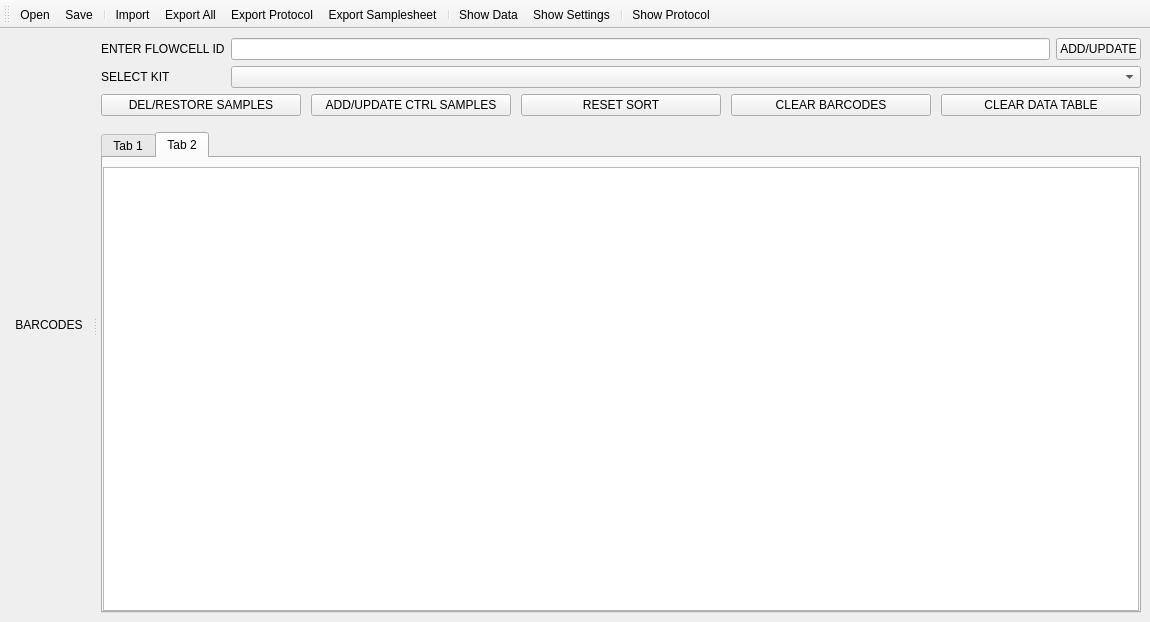
The window that ui/mw.ui (Clinical-Genomics-Umea/nanosamples) describes before a commit, drawn with Qt 5.
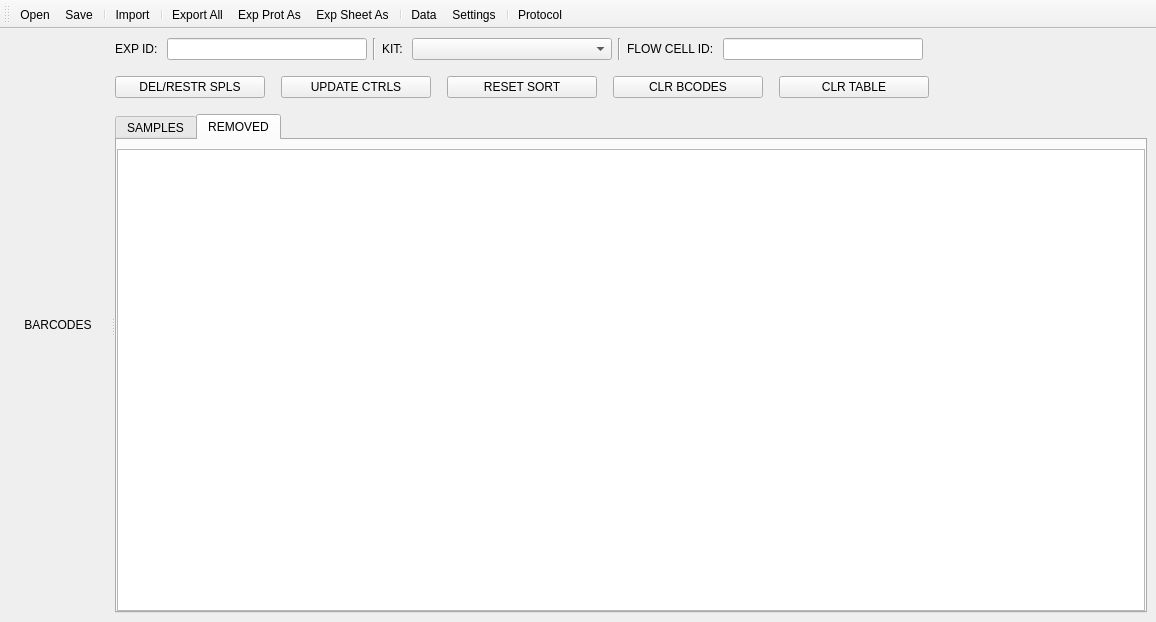
The same window after the commit.

What changed in the file:
```diff
--- a/ui/mw.ui
+++ b/ui/mw.ui
@@ -6,7 +6,7 @@
    <rect>
     <x>0</x>
     <y>0</y>
-    <width>1150</width>
+    <width>1156</width>
     <height>622</height>
    </rect>
   </property>
@@ -66,70 +66,135 @@
            </layout>
           </widget>
           <widget class="QWidget" name="widget_data" native="true">
-           <layout class="QVBoxLayout" name="verticalLayout_2">
-            <property name="leftMargin">
-             <number>4</number>
-            </property>
-            <property name="topMargin">
-             <number>0</number>
-            </property>
-            <property name="rightMargin">
-             <number>0</number>
-            </property>
+           <layout class="QVBoxLayout" name="verticalLayout_7">
             <property name="bottomMargin">
              <number>0</number>
             </property>
             <item>
-             <layout class="QFormLayout" name="formLayout_2">
-              <item row="0" column="0">
+             <layout class="QHBoxLayout" name="horizontalLayout_5">
+              <item>
+               <widget class="QLabel" name="label_3">
+                <property name="text">
+                 <string>EXP ID: </string>
+                </property>
+               </widget>
+              </item>
+              <item>
+               <widget class="QLineEdit" name="lineEdit_exp_id">
+                <property name="maximumSize">
+                 <size>
+                  <width>200</width>
+                  <height>16777215</height>
+                 </size>
+                </property>
+               </widget>
+              </item>
+              <item>
+               <widget class="Line" name="line_2">
+                <property name="orientation">
+                 <enum>Qt::Vertical</enum>
+                </property>
+               </widget>
+              </item>
+              <item>
                <widget class="QLabel" name="label">
                 <property name="text">
-                 <string>ENTER FLOWCELL ID</string>
+                 <string>KIT: </string>
                 </property>
                </widget>
               </item>
-              <item row="0" column="1">
-               <layout class="QHBoxLayout" name="horizontalLayout_3">
-                <item>
-                 <widget class="QLineEdit" name="lineEdit_flowcell">
-                  <property name="sizePolicy">
-                   <sizepolicy hsizetype="MinimumExpanding" vsizetype="Fixed">
-                    <horstretch>0</horstretch>
-                    <verstretch>0</verstretch>
-                   </sizepolicy>
-                  </property>
-                  <property name="toolTip">
-                   <string>Enter flowcell id (must match id on flowcell)</string>
-                  </property>
-                  <property name="text">
-                   <string/>
-                  </property>
-                 </widget>
-                </item>
-                <item>
-                 <widget class="QPushButton" name="pushButton_flowcell">
-                  <property name="text">
-                   <string>ADD/UPDATE</string>
-                  </property>
-                 </widget>
-                </item>
-               </layout>
+              <item>
+               <widget class="QComboBox" name="comboBox_kits">
+                <property name="minimumSize">
+                 <size>
+                  <width>200</width>
+                  <height>0</height>
+                 </size>
+                </property>
+                <property name="maximumSize">
+                 <size>
+                  <width>200</width>
+                  <height>16777215</height>
+                 </size>
+                </property>
+               </widget>
               </item>
-              <item row="1" column="0">
+              <item>
+               <widget class="Line" name="line">
+                <property name="orientation">
+                 <enum>Qt::Vertical</enum>
+                </property>
+               </widget>
+              </item>
+              <item>
                <widget class="QLabel" name="label_2">
                 <property name="text">
-                 <string>SELECT KIT</string>
+                 <string>FLOW CELL ID: </string>
                 </property>
                </widget>
               </item>
-              <item row="1" column="1">
-               <widget class="QComboBox" name="comboBox"/>
+              <item>
+               <widget class="QLineEdit" name="lineEdit_flowcell">
+                <property name="sizePolicy">
+                 <sizepolicy hsizetype="Preferred" vsizetype="Fixed">
+                  <horstretch>0</horstretch>
+                  <verstretch>0</verstretch>
+                 </sizepolicy>
+                </property>
+                <property name="minimumSize">
+                 <size>
+                  <width>200</width>
+                  <height>0</height>
+                 </size>
+                </property>
+                <property name="maximumSize">
+                 <size>
+                  <width>200</width>
+                  <height>16777215</height>
+                 </size>
+                </property>
+                <property name="toolTip">
+                 <string>Enter flowcell id (must match id on flowcell)</string>
+                </property>
+                <property name="text">
+                 <string/>
+                </property>
+               </widget>
+              </item>
+              <item>
+               <spacer name="horizontalSpacer_7">
+                <property name="orientation">
+                 <enum>Qt::Horizontal</enum>
+                </property>
+                <property name="sizeHint" stdset="0">
+                 <size>
+                  <width>40</width>
+                  <height>20</height>
+                 </size>
+                </property>
+               </spacer>
               </item>
              </layout>
             </item>
+            <item>
+             <spacer name="verticalSpacer_2">
+              <property name="orientation">
+               <enum>Qt::Vertical</enum>
+              </property>
+              <property name="sizeType">
+               <enum>QSizePolicy::Fixed</enum>
+              </property>
+              <property name="sizeHint" stdset="0">
+               <size>
+                <width>20</width>
+                <height>10</height>
+               </size>
+              </property>
+             </spacer>
+            </item>
             <item>
              <layout class="QHBoxLayout" name="horizontalLayout">
-              <item>
+              <item alignment="Qt::AlignLeft">
                <widget class="QPushButton" name="pushButton_togglerem">
                 <property name="sizePolicy">
                  <sizepolicy hsizetype="Fixed" vsizetype="Fixed">
@@ -139,7 +204,7 @@
                 </property>
                 <property name="minimumSize">
                  <size>
-                  <width>200</width>
+                  <width>150</width>
                   <height>0</height>
                  </size>
                 </property>
@@ -147,7 +212,7 @@
                  <string>Delete or restore sample</string>
                 </property>
                 <property name="text">
-                 <string>DEL/RESTORE SAMPLES</string>
+                 <string>DEL/RESTR SPLS</string>
                 </property>
                </widget>
               </item>
@@ -156,15 +221,18 @@
                 <property name="orientation">
                  <enum>Qt::Horizontal</enum>
                 </property>
+                <property name="sizeType">
+                 <enum>QSizePolicy::Fixed</enum>
+                </property>
                 <property name="sizeHint" stdset="0">
                  <size>
-                  <width>40</width>
+                  <width>10</width>
                   <height>20</height>
                  </size>
                 </property>
                </spacer>
               </item>
-              <item>
+              <item alignment="Qt::AlignLeft">
                <widget class="QPushButton" name="pushButton_addcontrols">
                 <property name="sizePolicy">
                  <sizepolicy hsizetype="Fixed" vsizetype="Fixed">
@@ -174,7 +242,7 @@
                 </property>
                 <property name="minimumSize">
                  <size>
-                  <width>200</width>
+                  <width>150</width>
                   <height>0</height>
                  </size>
                 </property>
@@ -182,7 +250,7 @@
                  <string>Add positive and negative control samples</string>
                 </property>
                 <property name="text">
-                 <string>ADD/UPDATE CTRL SAMPLES</string>
+                 <string>UPDATE CTRLS</string>
                 </property>
                </widget>
               </item>
@@ -191,15 +259,18 @@
                 <property name="orientation">
                  <enum>Qt::Horizontal</enum>
                 </property>
+                <property name="sizeType">
+                 <enum>QSizePolicy::Fixed</enum>
+                </property>
                 <property name="sizeHint" stdset="0">
                  <size>
-                  <width>40</width>
+                  <width>10</width>
                   <height>20</height>
                  </size>
                 </property>
                </spacer>
               </item>
-              <item>
+              <item alignment="Qt::AlignLeft">
                <widget class="QPushButton" name="pushButton_resetsort">
                 <property name="sizePolicy">
                  <sizepolicy hsizetype="Fixed" vsizetype="Fixed">
@@ -209,7 +280,7 @@
                 </property>
                 <property name="minimumSize">
                  <size>
-                  <width>200</width>
+                  <width>150</width>
                   <height>0</height>
                  </size>
                 </property>
@@ -226,15 +297,18 @@
                 <property name="orientation">
                  <enum>Qt::Horizontal</enum>
                 </property>
+                <property name="sizeType">
+                 <enum>QSizePolicy::Fixed</enum>
+                </property>
                 <property name="sizeHint" stdset="0">
                  <size>
-                  <width>40</width>
+                  <width>10</width>
                   <height>20</height>
                  </size>
                 </property>
                </spacer>
               </item>
-              <item>
+              <item alignment="Qt::AlignLeft">
                <widget class="QPushButton" name="pushButton_clrbarcodes">
                 <property name="sizePolicy">
                  <sizepolicy hsizetype="Fixed" vsizetype="Fixed">
@@ -244,7 +318,7 @@
                 </property>
                 <property name="minimumSize">
                  <size>
-                  <width>200</width>
+                  <width>150</width>
                   <height>0</height>
                  </size>
                 </property>
@@ -252,7 +326,7 @@
                  <string>Clear all barcodes in data</string>
                 </property>
                 <property name="text">
-                 <string>CLEAR BARCODES</string>
+                 <string>CLR BCODES</string>
                 </property>
                </widget>
               </item>
@@ -261,15 +335,18 @@
                 <property name="orientation">
                  <enum>Qt::Horizontal</enum>
                 </property>
+                <property name="sizeType">
+                 <enum>QSizePolicy::Fixed</enum>
+                </property>
                 <property name="sizeHint" stdset="0">
                  <size>
-                  <width>40</width>
+                  <width>10</width>
                   <height>20</height>
                  </size>
                 </property>
                </spacer>
               </item>
-              <item>
+              <item alignment="Qt::AlignLeft">
                <widget class="QPushButton" name="pushButton_clrdata">
                 <property name="sizePolicy">
                  <sizepolicy hsizetype="Fixed" vsizetype="Fixed">
@@ -279,15 +356,28 @@
                 </property>
                 <property name="minimumSize">
                  <size>
-                  <width>200</width>
+                  <width>150</width>
                   <height>0</height>
                  </size>
                 </property>
                 <property name="text">
-                 <string>CLEAR DATA TABLE</string>
+                 <string>CLR TABLE</string>
                 </property>
                </widget>
               </item>
+              <item>
+               <spacer name="horizontalSpacer_5">
+                <property name="orientation">
+                 <enum>Qt::Horizontal</enum>
+                </property>
+                <property name="sizeHint" stdset="0">
+                 <size>
+                  <width>40</width>
+                  <height>20</height>
+                 </size>
+                </property>
+               </spacer>
+              </item>
              </layout>
             </item>
             <item>
@@ -313,7 +403,7 @@
               </property>
               <widget class="QWidget" name="tab">
                <attribute name="title">
-                <string>Tab 1</string>
+                <string>SAMPLES</string>
                </attribute>
                <layout class="QVBoxLayout" name="verticalLayout_3">
                 <property name="spacing">
@@ -335,7 +425,7 @@
               </widget>
               <widget class="QWidget" name="tab_2">
                <attribute name="title">
-                <string>Tab 2</string>
+                <string>REMOVED</string>
                </attribute>
                <layout class="QHBoxLayout" name="horizontalLayout_2">
                 <property name="spacing">
@@ -387,6 +477,9 @@
    <property name="windowTitle">
     <string>toolBar</string>
    </property>
+   <property name="toolButtonStyle">
+    <enum>Qt::ToolButtonTextUnderIcon</enum>
+   </property>
    <attribute name="toolBarArea">
     <enum>TopToolBarArea</enum>
    </attribute>
@@ -397,6 +490,7 @@
    <addaction name="actionSave"/>
    <addaction name="separator"/>
    <addaction name="actionImport"/>
+   <addaction name="separator"/>
    <addaction name="actionExport"/>
    <addaction name="actionExport_protocol"/>
    <addaction name="actionExport_samplesheet"/>
@@ -426,7 +520,7 @@
   </action>
   <action name="actionShowPlate">
    <property name="text">
-    <string>Show Protocol</string>
+    <string>Protocol</string>
    </property>
    <property name="toolTip">
     <string>Show protocol</string>
@@ -442,7 +536,7 @@
   </action>
   <action name="actionPreferences">
    <property name="text">
-    <string>Show Settings</string>
+    <string>Settings</string>
    </property>
    <property name="toolTip">
     <string>Show settings view</string>
@@ -476,7 +570,7 @@
   </action>
   <action name="actionData">
    <property name="text">
-    <string>Show Data</string>
+    <string>Data</string>
    </property>
    <property name="toolTip">
     <string>Show Data View</string>
@@ -484,7 +578,7 @@
   </action>
   <action name="actionExport_protocol">
    <property name="text">
-    <string>Export Protocol</string>
+    <string>Exp Prot As</string>
    </property>
    <property name="toolTip">
     <string>Export Protocol As</string>
@@ -492,7 +586,7 @@
   </action>
   <action name="actionExport_samplesheet">
    <property name="text">
-    <string>Export Samplesheet</string>
+    <string>Exp Sheet As</string>
    </property>
    <property name="toolTip">
     <string>Export SampleSheet As</string>
```
Left out of the diff: 4 changed lines with no effect on the pictures.
